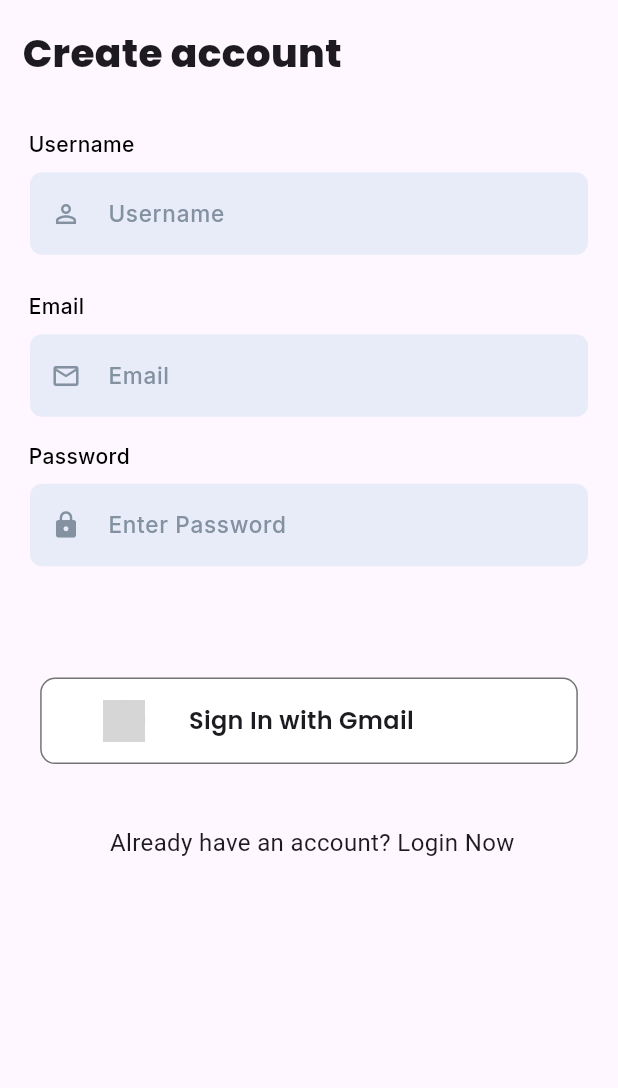
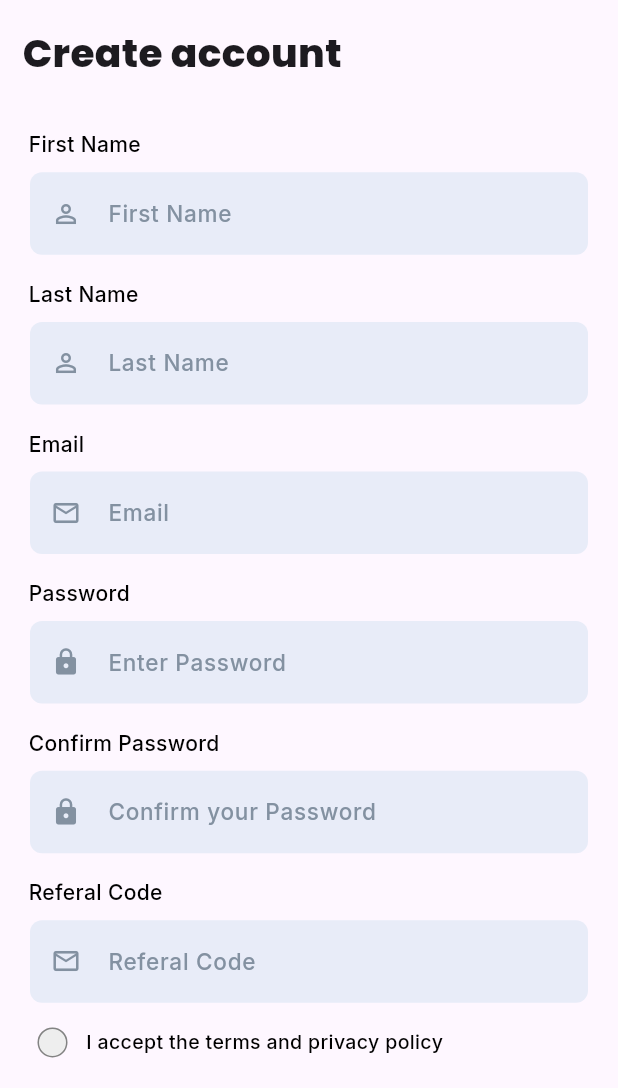
Before and after one commit to asfand124/job_jungle, a Flutter app: the SignUp screen opened directly, on a phone screen of 412 x 824 dp, the part 148-1236 px from its top. Run offline on Flutter 3.47's test engine with Material 3 defaults, Android fonts, the phone set to English and light mode, and no system bars; our stand-ins replace firebase_core, google_fonts; accounts and stored records are empty; network calls fail; grey boxes are pictures that could not be loaded.

Commit message:
made create account

```diff
--- a/lib/Screens/Auth/CreateAccount.dart
+++ b/lib/Screens/Auth/CreateAccount.dart
@@ -1,6 +1,6 @@
 import 'package:flutter/material.dart';
 import 'package:flutter/widgets.dart';
-import 'package:job_jungle/Screens/Auth/Login.dart';
+
 import 'package:job_jungle/Screens/Auth/SignUp.dart';
 
 class CreateAccount extends StatelessWidget {
@@ -15,8 +15,10 @@ class CreateAccount extends StatelessWidget {
           Row(
             mainAxisAlignment: MainAxisAlignment.spaceAround,
             children: [
-              InkWell(onTap: (){
-                Navigator.push(context, MaterialPageRoute(builder: (context)=>SignUp()));
+              InkWell(
+                onTap: () {
+                  Navigator.push(context,
+                      MaterialPageRoute(builder: (context) => SignUp()));
                 },
                 child: Container(
                   height: 100,
@@ -35,7 +37,12 @@ class CreateAccount extends StatelessWidget {
                   ),
                 ),
               ),
-              Container(
+              InkWell(
+                onTap: () {
+                  Navigator.push(context,
+                      MaterialPageRoute(builder: (context) => SignUp()));
+                },
+                child: Container(
                   height: 100,
                   width: 200,
                   decoration: BoxDecoration(
@@ -51,6 +58,7 @@ class CreateAccount extends StatelessWidget {
                     ),
                   ),
                 ),
+              ),
             ],
           ),
         ],
--- a/lib/Screens/Auth/Login.dart
+++ b/lib/Screens/Auth/Login.dart
@@ -234,34 +234,34 @@ class Login extends StatelessWidget {
             SizedBox(
               height: MediaQuery.of(context).size.height * 0.07,
             ),
-            Row(
-              mainAxisAlignment: MainAxisAlignment.center,
-              children: [
-                Text(
-                  'Remember password? ',
-                  style: TextStyle(
-                    fontWeight: FontWeight.w400,
-                    fontFamily: GoogleFonts.inter().fontFamily,
-                  ),
-                ),
-                // InkWell(
-                //   onTap: () {
-                //     Navigator.push(
-                //         context,
-                //         MaterialPageRoute(
-                //             builder: (context) => SignUpScreen()));
-                //   },
-                // child:
-                Text(
-                  'Sign up',
-                  style: TextStyle(
-                    color: Color(0xff000000),
-                    fontWeight: FontWeight.w600,
-                    fontFamily: GoogleFonts.inter().fontFamily,
-                  ),
-                ),
-              ],
-            ),
+            // Row(
+            //   mainAxisAlignment: MainAxisAlignment.center,
+            //   children: [
+            //     Text(
+            //       'Remember password? ',
+            //       style: TextStyle(
+            //         fontWeight: FontWeight.w400,
+            //         fontFamily: GoogleFonts.inter().fontFamily,
+            //       ),
+            //     ),
+            //     // InkWell(
+            //     //   onTap: () {
+            //     //     Navigator.push(
+            //     //         context,
+            //     //         MaterialPageRoute(
+            //     //             builder: (context) => SignUpScreen()));
+            //     //   },
+            //     // child:
+            //     Text(
+            //       'Sign up',
+            //       style: TextStyle(
+            //         color: Color(0xff000000),
+            //         fontWeight: FontWeight.w600,
+            //         fontFamily: GoogleFonts.inter().fontFamily,
+            //       ),
+            //     ),
+            //   ],
+            // ),
           ],
         ),
       ),
--- a/lib/Screens/Auth/SignUp.dart
+++ b/lib/Screens/Auth/SignUp.dart
@@ -12,16 +12,18 @@ class SignUp extends StatefulWidget {
 }
 
 class _SignUpState extends State<SignUp> {
-   TextEditingController _userNameController = TextEditingController();
+  bool _value = true;
+  TextEditingController _firstNameController = TextEditingController();
+  TextEditingController _lastNameController = TextEditingController();
 
-  TextEditingController _usertypeController = TextEditingController();
+  TextEditingController _referalCodeController = TextEditingController();
   TextEditingController _emailController = TextEditingController();
   TextEditingController _passwordController = TextEditingController();
   TextEditingController _conformPassController = TextEditingController();
   @override
   Widget build(BuildContext context) {
     return Scaffold(
-       body: SafeArea(
+      body: SafeArea(
         child: SingleChildScrollView(
           child: Container(
             padding: EdgeInsets.symmetric(horizontal: 15),
@@ -59,7 +61,7 @@ class _SignUpState extends State<SignUp> {
                   SizedBox(height: MediaQuery.of(context).size.height * 0.04),
 
                   Text(
-                    ' Username',
+                    ' First Name',
                     style: TextStyle(
                       fontSize: 14,
                       color: Color(0xff000000),
@@ -70,8 +72,8 @@ class _SignUpState extends State<SignUp> {
                   SizedBox(height: MediaQuery.of(context).size.height * 0.01),
 
                   TextInputField(
-                    _userNameController,
-                    "Username",
+                    _firstNameController,
+                    "First Name",
                     TextInputType.emailAddress,
                     (value) {
                       if (value!.isEmpty) {
@@ -82,7 +84,32 @@ class _SignUpState extends State<SignUp> {
                     },
                     Icons.person_outline,
                   ),
-                  SizedBox(height: MediaQuery.of(context).size.height * 0.03),
+                  SizedBox(height: MediaQuery.of(context).size.height * 0.02),
+                  Text(
+                    ' Last Name',
+                    style: TextStyle(
+                      fontSize: 14,
+                      color: Color(0xff000000),
+                      fontFamily: GoogleFonts.inter().fontFamily,
+                      fontWeight: FontWeight.w500,
+                    ),
+                  ),
+                  SizedBox(height: MediaQuery.of(context).size.height * 0.01),
+
+                  TextInputField(
+                    _firstNameController,
+                    "Last Name",
+                    TextInputType.emailAddress,
+                    (value) {
+                      if (value!.isEmpty) {
+                        return "Username field cannot be empty";
+                      } else {
+                        return null;
+                      }
+                    },
+                    Icons.person_outline,
+                  ),
+                  SizedBox(height: MediaQuery.of(context).size.height * 0.02),
 
                   Text(
                     ' Email',
@@ -113,8 +140,6 @@ class _SignUpState extends State<SignUp> {
                     Icons.email_outlined,
                   ),
 
-
-
                   SizedBox(height: MediaQuery.of(context).size.height * 0.02),
                   Text(
                     ' Password',
@@ -144,50 +169,105 @@ class _SignUpState extends State<SignUp> {
                     Icons.lock,
                   ),
                   SizedBox(height: MediaQuery.of(context).size.height * 0.02),
+                  Text(
+                    ' Confirm Password',
+                    style: TextStyle(
+                      fontSize: 14,
+                      color: Color(0xff000000),
+                      fontFamily: GoogleFonts.inter().fontFamily,
+                      fontWeight: FontWeight.w500,
+                    ),
+                  ),
+                  SizedBox(height: MediaQuery.of(context).size.height * 0.01),
 
-                  // Row(
-                  //   children: [
-                  //     InkWell(
-                  //       onTap: () {
-                  //         setState(() {
-                  //           _value = !_value;
-                  //         });
-                  //       },
-                  //       child: Container(
-                  //         height: 20,
-                  //         width: 20,
-                  //         decoration: BoxDecoration(
-                  //             shape: BoxShape.circle, color: Color(0xff000000)),
-                  //         child: Padding(
-                  //           padding: EdgeInsets.all(2.0),
-                  //           child: _value
-                  //               ? Icon(
-                  //                   Icons.check_box_outline_blank,
-                  //                   size: 13.0,
-                  //                   color: Color(0xff00000),
-                  //                 )
-                  //               : Icon(
-                  //                   Icons.check,
-                  //                   size: 13.0,
-                  //                   color: Colors.white,
-                  //                 ),
-                  //         ),
-                  //       ),
-                  //     ),
-                  //     SizedBox(
-                  //       width: MediaQuery.of(context).size.width * 0.03,
-                  //     ),
-                  //     Text(
-                  //       'I accept the terms and privacy policy',
-                  //       style: TextStyle(
-                  //         fontSize: 13,
-                  //         color: Color(0xff000000),
-                  //         fontFamily: GoogleFonts.inter().fontFamily,
-                  //         fontWeight: FontWeight.w500,
-                  //       ),
-                  //     ),
-                  //   ],
-                  // ),
+                  TextInputField(
+                    _conformPassController,
+                    "Confirm your Password",
+                    TextInputType.text,
+                    (value) {
+                      RegExp regex = RegExp(r'^.{6,}$');
+                      if (value!.isEmpty) {
+                        return "Password cannot be empty";
+                      }
+                      if (!regex.hasMatch(value)) {
+                        return "Please enter a valid password (min. 6 characters)";
+                      }
+                      return null;
+                    },
+                    Icons.lock,
+                  ),
+                  SizedBox(height: MediaQuery.of(context).size.height * 0.02),
+
+                  Text(
+                    ' Referal Code',
+                    style: TextStyle(
+                      fontSize: 14,
+                      color: Color(0xff000000),
+                      fontFamily: GoogleFonts.inter().fontFamily,
+                      fontWeight: FontWeight.w500,
+                    ),
+                  ),
+                  SizedBox(height: MediaQuery.of(context).size.height * 0.01),
+
+                  TextInputField(
+                    _emailController,
+                    "Referal Code",
+                    TextInputType.number,
+                    null,
+                    Icons.email_outlined,
+                  ),
+                  SizedBox(height: MediaQuery.of(context).size.height * 0.02),
+
+                  Padding(
+                    padding: const EdgeInsets.symmetric(horizontal: 10),
+                    child: Row(
+                      children: [
+                        InkWell(
+                          onTap: () {
+                            setState(() {
+                              _value = !_value;
+                            });
+                          },
+                          child: Container(
+                            height: 20,
+                            width: 20,
+                            decoration: BoxDecoration(
+                                shape: BoxShape.circle,
+                                border: Border.all(color: Colors.black45),
+                                color: _value
+                                    ? Colors.grey.shade200
+                                    : Color(0xff000000)),
+                            child: Padding(
+                              padding: EdgeInsets.all(2.0),
+                              child: _value
+                                  ? Icon(
+                                      Icons.check_box_outline_blank,
+                                      size: 13.0,
+                                      color: Colors.transparent,
+                                    )
+                                  : Icon(
+                                      Icons.check,
+                                      size: 13.0,
+                                      color: Colors.white,
+                                    ),
+                            ),
+                          ),
+                        ),
+                        SizedBox(
+                          width: MediaQuery.of(context).size.width * 0.03,
+                        ),
+                        Text(
+                          'I accept the terms and privacy policy',
+                          style: TextStyle(
+                            fontSize: 13,
+                            color: Color(0xff000000),
+                            fontFamily: GoogleFonts.inter().fontFamily,
+                            fontWeight: FontWeight.w500,
+                          ),
+                        ),
+                      ],
+                    ),
+                  ),
 
                   SizedBox(height: MediaQuery.of(context).size.height * 0.04),
                   // SizedBox(
@@ -212,7 +292,7 @@ class _SignUpState extends State<SignUp> {
                         height: MediaQuery.of(context).size.height * 0.07,
                         width: MediaQuery.of(context).size.width * 0.87,
                         decoration: BoxDecoration(
-                          color: Colors.white,
+                          color: Color(0xff000000),
                           borderRadius: BorderRadius.circular(10),
                           border: Border.all(
                             width: 1,
@@ -220,26 +300,15 @@ class _SignUpState extends State<SignUp> {
                           ),
                         ),
                         child: Row(
+                          mainAxisAlignment: MainAxisAlignment.center,
                           children: [
-                            SizedBox(
-                              width: MediaQuery.of(context).size.width * 0.1,
-                            ),
-                            CircleAvatar(
-                              backgroundImage: NetworkImage(
-                                'https://encrypted-tbn0.gstatic.com/images?q=tbn:ANd9GcQfeGj-vD7Se4BulJfLUzLe5YqhQ9gftr1J3w&s',
-                              ),
-                              radius: 14,
-                            ),
-                            SizedBox(
-                              width: MediaQuery.of(context).size.width * 0.07,
-                            ),
                             Text(
-                              'Sign In with Gmail',
+                              'Sign Up',
                               style: TextStyle(
-                                fontWeight: FontWeight.w600,
-                                fontFamily: GoogleFonts.poppins().fontFamily,
-                              ),
-                            ),
+                                  color: Colors.white,
+                                  fontSize: 20,
+                                  fontWeight: FontWeight.w500),
+                            )
                           ],
                         ),
                       ),
@@ -256,7 +325,6 @@ class _SignUpState extends State<SignUp> {
                       // )
                     ],
                   ),
-
 
                   SizedBox(height: MediaQuery.of(context).size.height * 0.02),
                   Row(
@@ -281,7 +349,6 @@ class _SignUpState extends State<SignUp> {
           ),
         ),
       ),
-
     );
   }
 }
```
Lines whose indentation alone changed are shown as unchanged.
